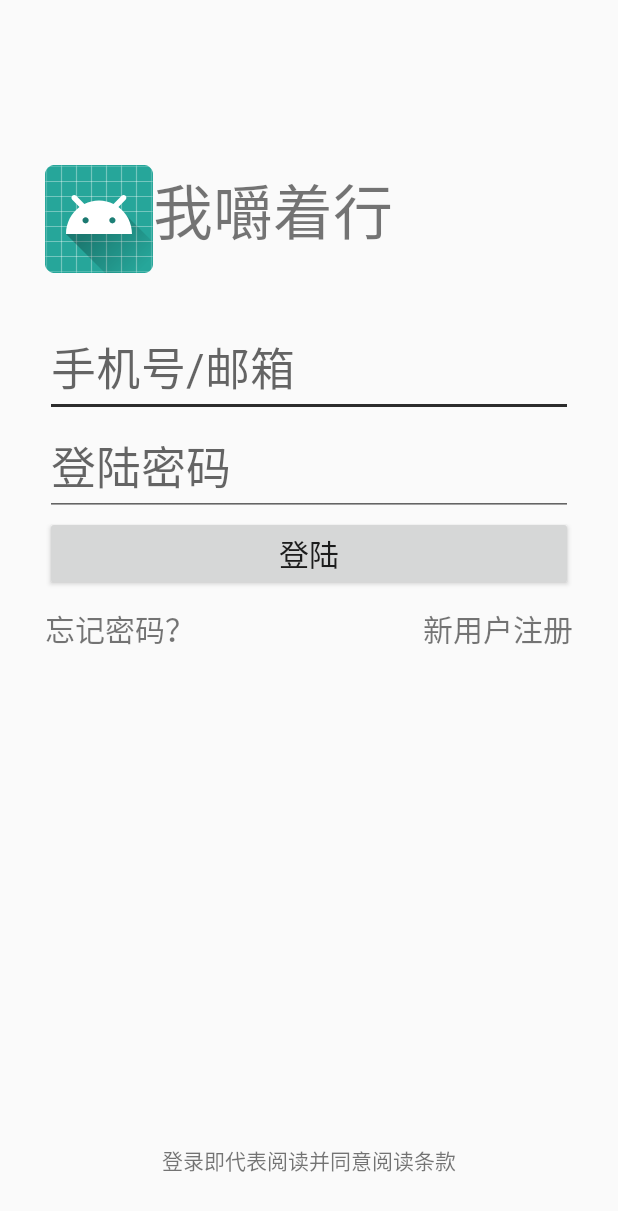
After one commit to lovelinessmoe/Stydy_Android, an Android app: the DengLu screen opened directly, with no data from a screen before it, on a phone screen of 412 x 824 dp. The commit adds this screen. Shown: the top 1211 px of the screen. Run offline under Robolectric (Android 15) with nearby library versions, the phone set to English and light mode, and no system bars.

Commit message:
userCenter and Login Activity

```diff
--- a/app/build.gradle
+++ b/app/build.gradle
@@ -43,6 +43,9 @@ dependencies {
     implementation 'fm.jiecao:jiecaovideoplayer:4.8.3'
     implementation 'com.github.bumptech.glide:glide:3.7.0'
     implementation 'androidx.annotation:annotation:1.3.0-alpha01'
+    implementation 'androidx.appcompat:appcompat:1.2.0'
+    implementation 'com.google.android.material:material:1.3.0'
+    implementation 'androidx.constraintlayout:constraintlayout:2.0.4'
     testImplementation 'junit:junit:4.13.2'
     androidTestImplementation 'com.android.support.test:runner:1.0.2'
     androidTestImplementation 'com.android.support.test.espresso:espresso-core:3.0.2'
--- /dev/null
+++ b/app/src/main/java/xyz/javaee/study/Activity/DengLu.java
@@ -0,0 +1,16 @@
+package xyz.javaee.study.Activity;
+
+import androidx.appcompat.app.AppCompatActivity;
+
+import android.os.Bundle;
+
+import xyz.javaee.study.R;
+
+public class DengLu extends AppCompatActivity {
+
+    @Override
+    protected void onCreate(Bundle savedInstanceState) {
+        super.onCreate(savedInstanceState);
+        setContentView(R.layout.activity_deng_lu);
+    }
+}
--- /dev/null
+++ b/app/src/main/res/layout/activity_deng_lu.xml
@@ -0,0 +1,69 @@
+<?xml version="1.0" encoding="utf-8"?>
+<RelativeLayout xmlns:android="http://schemas.android.com/apk/res/android"
+    xmlns:tools="http://schemas.android.com/tools"
+    android:layout_width="match_parent"
+    android:layout_height="match_parent"
+    android:orientation="vertical">
+
+    <LinearLayout
+        android:layout_width="match_parent"
+        android:layout_marginTop="80dp"
+        android:layout_height="wrap_content"
+        android:orientation="vertical"
+        android:padding="30dp">
+        <TextView
+            android:layout_width="wrap_content"
+            android:drawableLeft="@mipmap/ic_launcher"
+            android:text="我嚼着行"
+            android:textSize="40sp"
+            android:layout_height="wrap_content"/>
+
+        <EditText
+            android:layout_marginTop="30dp"
+            android:layout_width="match_parent"
+            android:textSize="30sp"
+            android:hint="手机号/邮箱"
+            android:layout_height="wrap_content"/>
+
+        <EditText
+            android:layout_width="match_parent"
+            android:textSize="30sp"
+            android:hint="登陆密码"
+            android:layout_height="wrap_content"/>
+
+        <Button
+            android:layout_width="match_parent"
+            android:textSize="20dp"
+            android:text="登陆"
+            android:layout_height="wrap_content"/>
+
+
+        <RelativeLayout
+            android:layout_width="match_parent"
+            android:layout_height="wrap_content">
+
+            <TextView
+                android:layout_marginTop="10dp"
+                android:layout_width="wrap_content"
+                android:textSize="20dp"
+                android:text="忘记密码？"
+                android:layout_height="wrap_content"/>
+            <TextView
+                android:layout_marginTop="10dp"
+                android:layout_width="wrap_content"
+                android:textSize="20dp"
+                android:layout_alignParentRight="true"
+                android:text="新用户注册"
+                android:layout_height="wrap_content"/>
+        </RelativeLayout>
+
+    </LinearLayout>
+    <TextView
+        android:layout_centerHorizontal="true"
+        android:layout_width="wrap_content"
+        android:layout_marginBottom="40dp"
+        android:layout_alignParentBottom="true"
+        android:text="登录即代表阅读并同意阅读条款"
+        android:layout_height="wrap_content"/>
+
+</RelativeLayout>
```
Also changed, not shown: app/src/main/AndroidManifest.xml (+5 -4 lines), app/src/main/java/xyz/javaee/study/Fragment/AccountFragment.java (+22 -0 lines), app/src/main/res/drawable/buttonstyle.xml (added, +20 -0 lines), app/src/main/res/layout/fragment_account.xml (+40 -8 lines).
